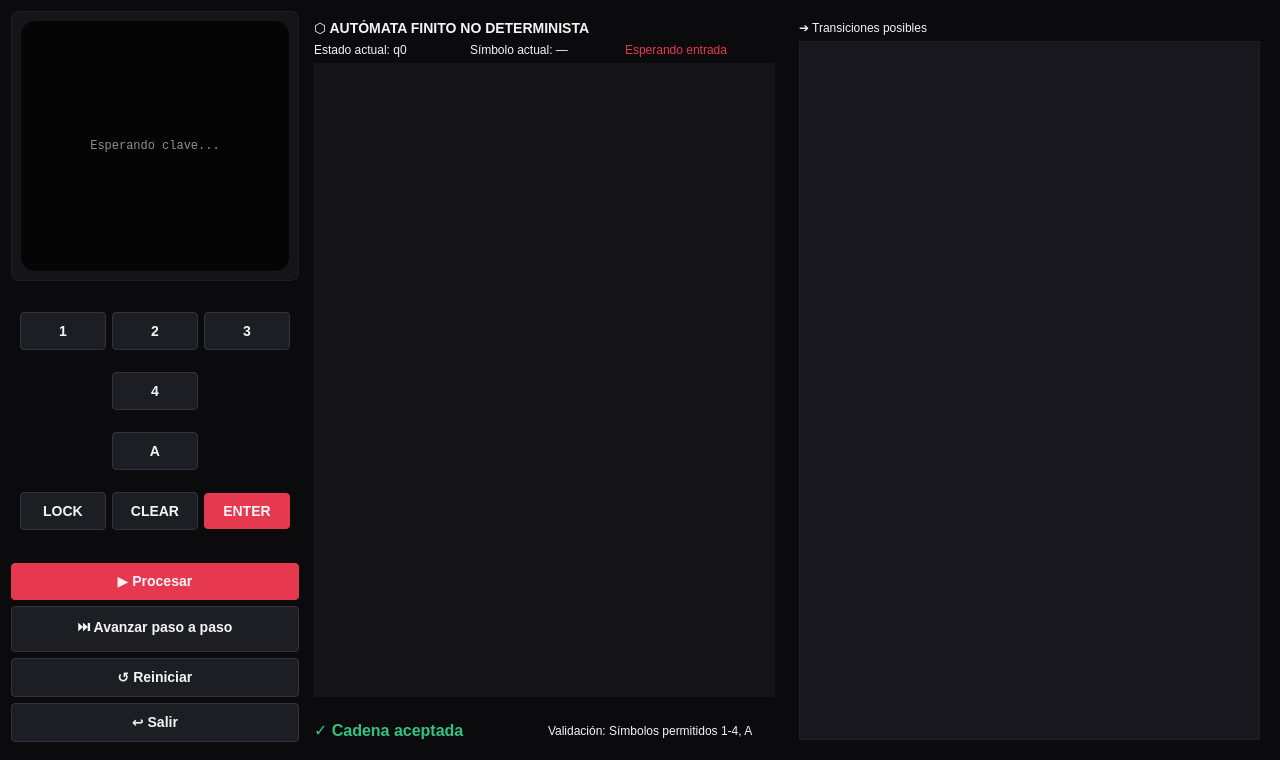
The window that Interfaz grafica/cajafuerte.ui (Pedro12007/Automata-Proyecto4) describes before a commit, drawn with Qt 5.
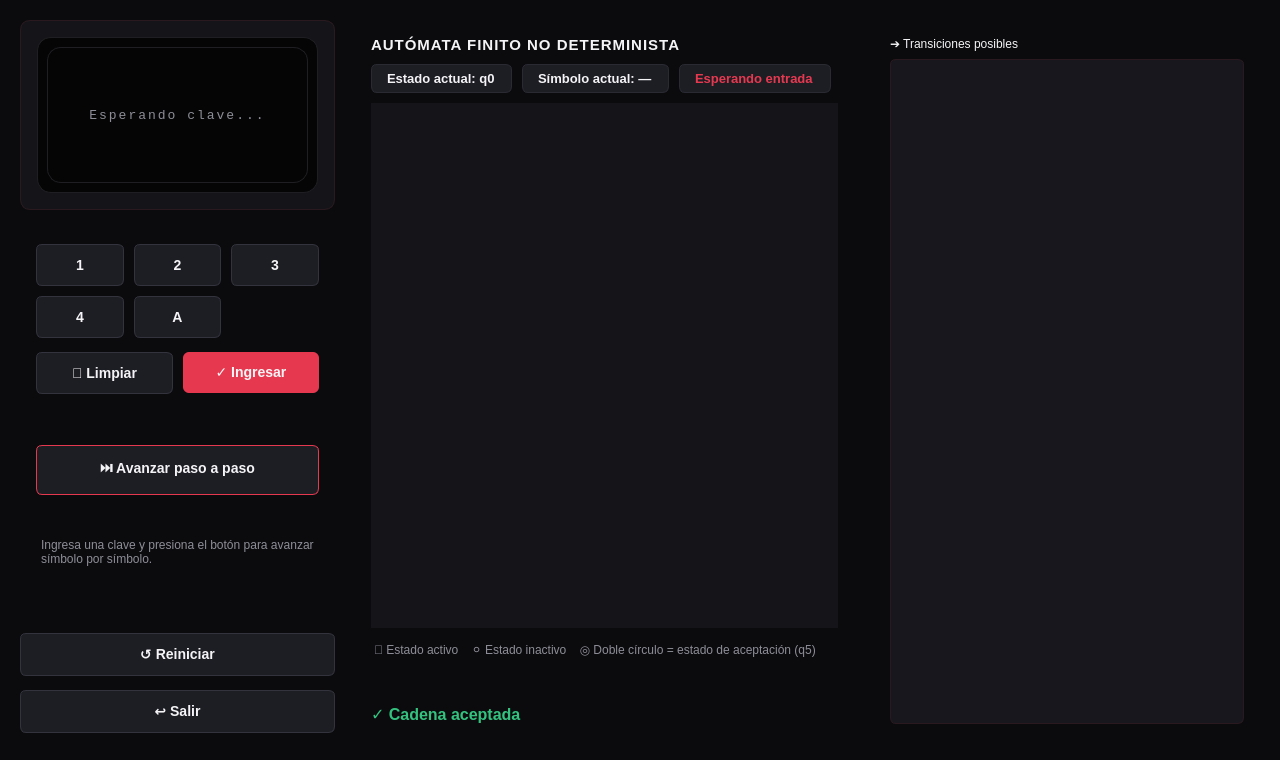
The same window after the commit.

Commit message: Programa funcionando

The edit to the form file:
```diff
--- a/Interfaz grafica/cajafuerte.ui
+++ b/Interfaz grafica/cajafuerte.ui
@@ -16,34 +16,51 @@
   <property name="styleSheet">
    <string>
     QWidget { background-color: #0b0b0e; color: #f4f4f6; font-family: &quot;Segoe UI&quot;; }
-    QFrame#panel { background-color: #141419; border: 1px solid #2a1a1f; border-radius: 8px; }
+    QFrame#panel { background-color: #141419; border: 1px solid #2a1a1f; border-radius: 10px; }
     QLabel { border: none; background: transparent; }
-    QLabel#titulo { font-weight: bold; font-size: 14px; color: #f4f4f6; }
-    QPushButton { background-color: #1d1d24; border: 1px solid #33333d; border-radius: 4px; font-weight: bold; font-size: 14px; padding: 10px; }
+    QLabel#titulo { font-weight: bold; font-size: 15px; color: #f4f4f6; letter-spacing: 1px; }
+    QLabel#lblEstadoActual, QLabel#lblSimboloActual { background-color: #1d1d24; border: 1px solid #2a2a33; border-radius: 6px; padding: 6px 12px; font-weight: bold; font-size: 13px; }
+    QLabel#lblEstadoInfo { background-color: #1d1d24; border: 1px solid #2a2a33; border-radius: 6px; padding: 6px 12px; font-weight: bold; font-size: 13px; color: #e63950; }
+    QLabel#lblPasoInfo { color: #8d8d97; font-size: 12px; padding: 4px 2px; }
+    QLabel#lblLeyenda { color: #8d8d97; font-size: 12px; padding-top: 4px; }
+    QPushButton { background-color: #1d1d24; border: 1px solid #33333d; border-radius: 6px; font-weight: bold; font-size: 14px; padding: 12px; }
     QPushButton:hover { background-color: #26262f; }
-    QPushButton#btnProcesar, QPushButton#btnEnter { background-color: #e63950; border: none; }
-    QPushButton#btnProcesar:hover, QPushButton#btnEnter:hover { background-color: #c62339; }
+    QPushButton:disabled { color: #55555f; background-color: #17171c; }
+    QPushButton#btnEnter { background-color: #e63950; border: none; }
+    QPushButton#btnEnter:hover { background-color: #c62339; }
+    QPushButton#btnPaso { background-color: #1d1d24; border: 1px solid #e63950; color: #f4f4f6; }
+    QPushButton#btnPaso:hover { background-color: #2a1820; }
     QGraphicsView { background-color: #141419; border: none; }
-    QTextEdit { background-color: #17171d; border: 1px solid #2a1a1f; font-family: &quot;Consolas&quot;; }
+    QTextEdit { background-color: #17171d; border: 1px solid #2a1a1f; border-radius: 6px; font-family: &quot;Consolas&quot;; padding: 8px; }
    </string>
   </property>
-  
+
   <layout class="QHBoxLayout" name="mainLayout">
-   
+   <property name="spacing"><number>20</number></property>
+   <property name="leftMargin"><number>20</number></property>
+   <property name="topMargin"><number>20</number></property>
+   <property name="rightMargin"><number>20</number></property>
+   <property name="bottomMargin"><number>20</number></property>
+
    <!-- COLUMNA IZQUIERDA -->
    <item>
     <layout class="QVBoxLayout" name="colIzquierda">
+     <property name="spacing"><number>14</number></property>
      <property name="sizeConstraint"><enum>QLayout::SetFixedSize</enum></property>
      
      <item>
       <widget class="QFrame" name="panel">
        <layout class="QVBoxLayout">
+        <property name="leftMargin"><number>16</number></property>
+        <property name="topMargin"><number>16</number></property>
+        <property name="rightMargin"><number>16</number></property>
+        <property name="bottomMargin"><number>16</number></property>
         <item>
          <widget class="QFrame" name="pantallaLCD">
-          <property name="minimumSize"><size><width>268</width><height>128</height></size></property>
-          <property name="styleSheet"><string>background-color: #050506; border-radius: 14px;</string></property>
+          <property name="minimumSize"><size><width>268</width><height>110</height></size></property>
+          <property name="styleSheet"><string>background-color: #050506; border-radius: 14px; border: 1px solid #1f1f23;</string></property>
           <layout class="QVBoxLayout">
-           <item><widget class="QLabel" name="lblLCD"><property name="text"><string>Esperando clave...</string></property><property name="alignment"><set>Qt::AlignCenter</set></property><property name="styleSheet"><string>color: #8d8d97; font-family: Consolas;</string></property></widget></item>
+           <item><widget class="QLabel" name="lblLCD"><property name="text"><string>Esperando clave...</string></property><property name="alignment"><set>Qt::AlignCenter</set></property><property name="styleSheet"><string>color: #8d8d97; font-family: Consolas; font-size: 13px; letter-spacing: 2px;</string></property></widget></item>
           </layout>
          </widget>
         </item>
@@ -53,21 +70,47 @@
      
      <item>
       <widget class="QFrame" name="panel">
-       <layout class="QGridLayout" name="gridTeclado">
-        <item row="1" column="0"><widget class="QPushButton" name="btn1"><property name="text"><string>1</string></property></widget></item>
-        <item row="1" column="1"><widget class="QPushButton" name="btn2"><property name="text"><string>2</string></property></widget></item>
-        <item row="1" column="2"><widget class="QPushButton" name="btn3"><property name="text"><string>3</string></property></widget></item>
-        <item row="2" column="1"><widget class="QPushButton" name="btn4"><property name="text"><string>4</string></property></widget></item>
-        <item row="4" column="1"><widget class="QPushButton" name="btnA"><property name="text"><string>A</string></property></widget></item>
-        <item row="5" column="0"><widget class="QPushButton" name="btnLock"><property name="text"><string>LOCK</string></property></widget></item>
-        <item row="5" column="1"><widget class="QPushButton" name="btnClear"><property name="text"><string>CLEAR</string></property></widget></item>
-        <item row="5" column="2"><widget class="QPushButton" name="btnEnter"><property name="text"><string>ENTER</string></property></widget></item>
+       <layout class="QVBoxLayout">
+        <property name="leftMargin"><number>16</number></property>
+        <property name="topMargin"><number>16</number></property>
+        <property name="rightMargin"><number>16</number></property>
+        <property name="bottomMargin"><number>16</number></property>
+        <property name="spacing"><number>10</number></property>
+        <item>
+         <layout class="QGridLayout" name="gridTeclado">
+          <property name="spacing"><number>10</number></property>
+          <item row="0" column="0"><widget class="QPushButton" name="btn1"><property name="text"><string>1</string></property></widget></item>
+          <item row="0" column="1"><widget class="QPushButton" name="btn2"><property name="text"><string>2</string></property></widget></item>
+          <item row="0" column="2"><widget class="QPushButton" name="btn3"><property name="text"><string>3</string></property></widget></item>
+          <item row="1" column="0"><widget class="QPushButton" name="btn4"><property name="text"><string>4</string></property></widget></item>
+          <item row="1" column="1"><widget class="QPushButton" name="btnA"><property name="text"><string>A</string></property></widget></item>
+         </layout>
+        </item>
+        <item>
+         <layout class="QHBoxLayout" name="filaAcciones">
+          <property name="spacing"><number>10</number></property>
+          <item><widget class="QPushButton" name="btnClear"><property name="text"><string>🧹 Limpiar</string></property></widget></item>
+          <item><widget class="QPushButton" name="btnEnter"><property name="text"><string>✓ Ingresar</string></property></widget></item>
+         </layout>
+        </item>
        </layout>
       </widget>
      </item>
-     
-     <item><widget class="QPushButton" name="btnProcesar"><property name="text"><string>▶ Procesar</string></property></widget></item>
-     <item><widget class="QPushButton" name="btnPaso"><property name="text"><string>⏭ Avanzar paso a paso</string></property></widget></item>
+
+     <item>
+      <widget class="QFrame" name="panel">
+       <layout class="QVBoxLayout">
+        <property name="leftMargin"><number>16</number></property>
+        <property name="topMargin"><number>16</number></property>
+        <property name="rightMargin"><number>16</number></property>
+        <property name="bottomMargin"><number>16</number></property>
+        <property name="spacing"><number>6</number></property>
+        <item><widget class="QPushButton" name="btnPaso"><property name="text"><string>⏭ Avanzar paso a paso</string></property></widget></item>
+        <item><widget class="QLabel" name="lblPasoInfo"><property name="text"><string>Ingresa una clave y presiona el botón para avanzar símbolo por símbolo.</string></property><property name="wordWrap"><bool>true</bool></property></widget></item>
+       </layout>
+      </widget>
+     </item>
+
      <item><widget class="QPushButton" name="btnReiniciar"><property name="text"><string>↺ Reiniciar</string></property></widget></item>
      <item><widget class="QPushButton" name="btnSalir"><property name="text"><string>↩ Salir</string></property></widget></item>
      <item><spacer><property name="orientation"><enum>Qt::Vertical</enum></property></spacer></item>
@@ -77,28 +120,41 @@
    <!-- COLUMNA CENTRAL -->
    <item>
     <layout class="QVBoxLayout" name="colCentro">
+     <property name="spacing"><number>16</number></property>
      <item>
       <widget class="QFrame" name="panel">
        <layout class="QVBoxLayout">
-        <item><widget class="QLabel" name="titulo"><property name="text"><string>⬡ AUTÓMATA FINITO NO DETERMINISTA</string></property></widget></item>
+        <property name="leftMargin"><number>16</number></property>
+        <property name="topMargin"><number>16</number></property>
+        <property name="rightMargin"><number>16</number></property>
+        <property name="bottomMargin"><number>16</number></property>
+        <property name="spacing"><number>10</number></property>
+        <item><widget class="QLabel" name="titulo"><property name="text"><string>AUTÓMATA FINITO NO DETERMINISTA</string></property></widget></item>
         <item>
          <layout class="QHBoxLayout">
-          <item><widget class="QLabel"><property name="text"><string>Estado actual: q0</string></property></widget></item>
-          <item><widget class="QLabel"><property name="text"><string>Símbolo actual: —</string></property></widget></item>
-          <item><widget class="QLabel"><property name="text"><string>Esperando entrada</string></property><property name="styleSheet"><string>color: #e63950;</string></property></widget></item>
+          <property name="spacing"><number>10</number></property>
+          <item><widget class="QLabel" name="lblEstadoActual"><property name="text"><string>Estado actual: q0</string></property></widget></item>
+          <item><widget class="QLabel" name="lblSimboloActual"><property name="text"><string>Símbolo actual: —</string></property></widget></item>
+          <item><widget class="QLabel" name="lblEstadoInfo"><property name="text"><string>Esperando entrada</string></property></widget></item>
+          <item><spacer><property name="orientation"><enum>Qt::Horizontal</enum></property></spacer></item>
          </layout>
         </item>
         <item><widget class="QGraphicsView" name="canvasAFND"/></item>
+        <item><widget class="QLabel" name="lblLeyenda"><property name="text"><string>🔴 Estado activo    ⚪ Estado inactivo    ◎ Doble círculo = estado de aceptación (q5)</string></property></widget></item>
        </layout>
       </widget>
      </item>
-     
+
      <item>
       <widget class="QFrame" name="panel">
        <property name="maximumSize"><size><width>16777215</width><height>100</height></size></property>
        <layout class="QHBoxLayout">
+        <property name="leftMargin"><number>16</number></property>
+        <property name="topMargin"><number>16</number></property>
+        <property name="rightMargin"><number>16</number></property>
+        <property name="bottomMargin"><number>16</number></property>
         <item><widget class="QLabel" name="lblAceptada"><property name="text"><string>✓ Cadena aceptada</string></property><property name="styleSheet"><string>color: #33c37f; font-size: 16px; font-weight: bold;</string></property></widget></item>
-        <item><widget class="QLabel"><property name="text"><string>Validación: Símbolos permitidos 1-4, A</string></property></widget></item>
+        <item><spacer><property name="orientation"><enum>Qt::Horizontal</enum></property></spacer></item>
        </layout>
       </widget>
      </item>
@@ -108,18 +164,24 @@
    <!-- COLUMNA DERECHA -->
    <item>
     <layout class="QVBoxLayout" name="colDerecha">
+     <property name="spacing"><number>14</number></property>
      <property name="sizeConstraint"><enum>QLayout::SetFixedSize</enum></property>
 
      
      <item>
       <widget class="QFrame" name="panel">
        <layout class="QVBoxLayout">
+        <property name="leftMargin"><number>16</number></property>
+        <property name="topMargin"><number>16</number></property>
+        <property name="rightMargin"><number>16</number></property>
+        <property name="bottomMargin"><number>16</number></property>
+        <property name="spacing"><number>8</number></property>
         <item><widget class="QLabel" name="titulo"><property name="text"><string>➔ Transiciones posibles</string></property></widget></item>
         <item><widget class="QTextEdit" name="txtTransiciones"><property name="readOnly"><bool>true</bool></property></widget></item>
        </layout>
       </widget>
      </item>
-     
+
     </layout>
    </item>
 
```
Left out of the diff: 5 changed lines with no effect on the pictures. The commit also changes 1 other file.
